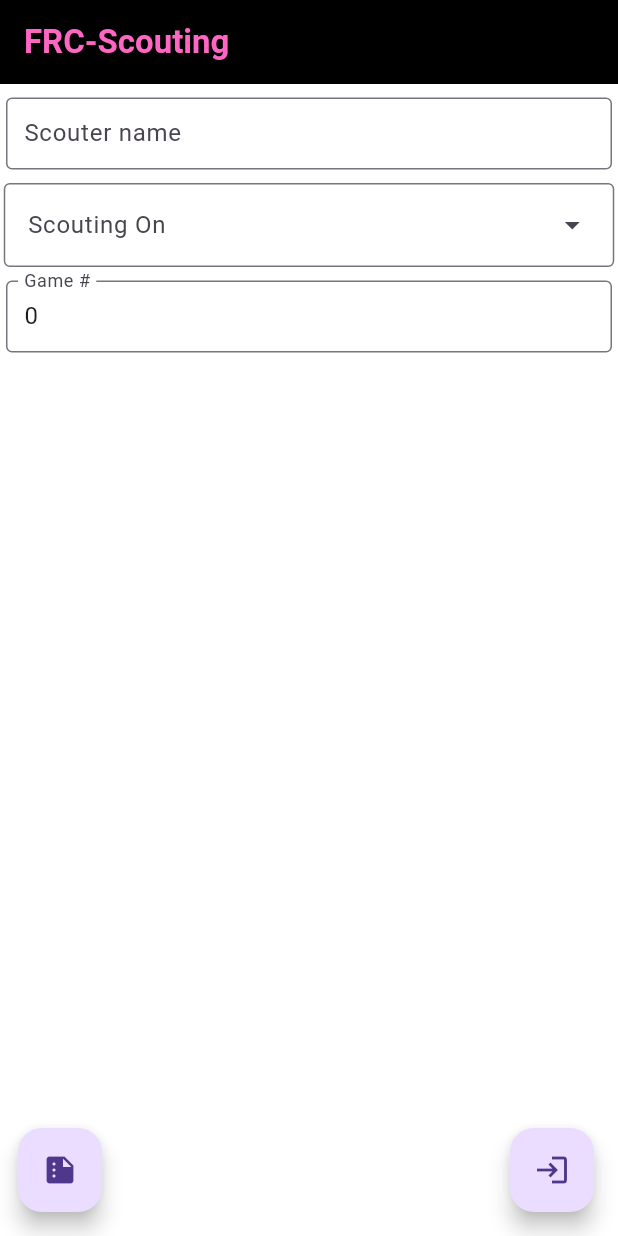
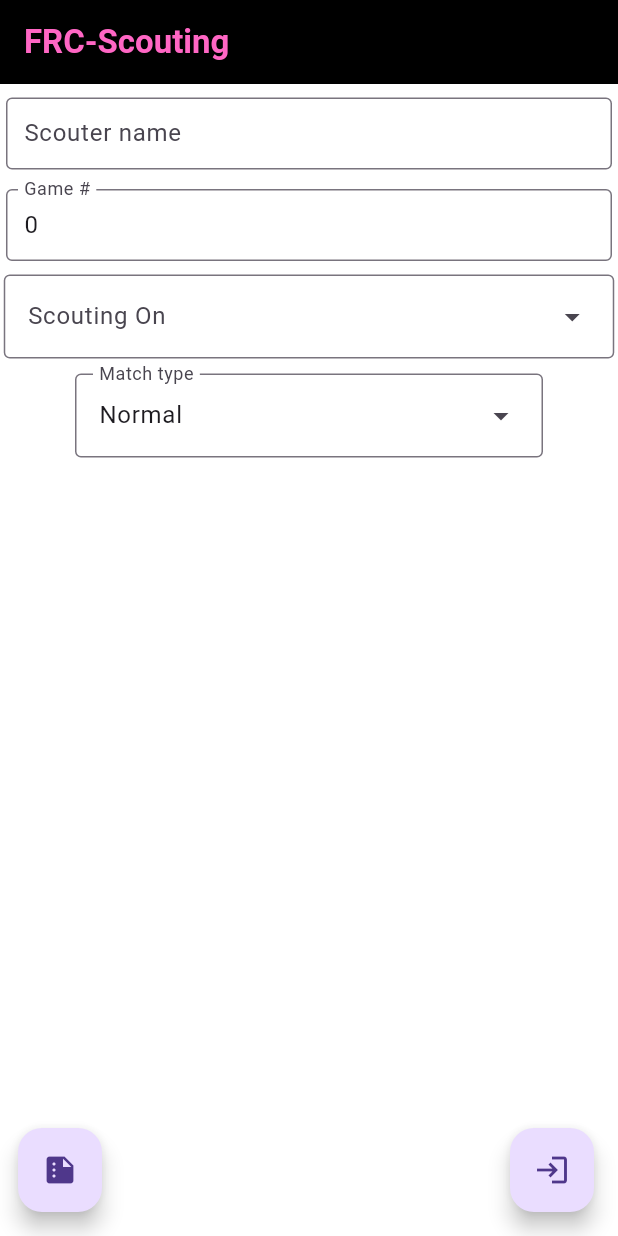
Before and after one commit to ionicbond-robotics/Scouting-Site-2024, a Flutter app: the screen it shows after launch, on a phone screen of 412 x 824 dp. Run offline on Flutter 3.47's test engine with Material 3 defaults, Android fonts, the light colour scheme and no system bars; our stand-ins replace cloud_firestore, connectivity_plus, firebase_core, fl_chart, shared_preferences; missing offline and left inert: dart:html; accounts and stored records are empty; statements that could not run were skipped.

Commit message:
modified graphs, added match type field, titlecase extension

```diff
--- a/lib/pages/home_page.dart
+++ b/lib/pages/home_page.dart
@@ -7,6 +7,7 @@ import 'package:scouting_site/pages/summation/scouting_entries_page.dart';
 import 'package:scouting_site/services/formatters/text_formatter_builder.dart';
 import 'package:scouting_site/services/localstorage.dart';
 import 'package:scouting_site/services/scouting/scouting.dart';
+import 'package:scouting_site/services/title_case.dart';
 import 'package:scouting_site/theme.dart';
 import 'package:scouting_site/widgets/dialog_widgets/dialog_text_input.dart';
 
@@ -119,6 +120,18 @@ class _HomePageState extends State<HomePage> {
               initialText: Scouting.data.scouter,
             ),
             const SizedBox(height: 5),
+            DialogTextInput(
+              onSubmit: (value) {
+                setState(() {
+                  previousGame = Scouting.data.game ?? 0;
+                  Scouting.data.game = int.tryParse(value);
+                });
+              },
+              label: "Game #",
+              textEditingController: _gameController,
+              formatter: TextFormatterBuilder.integerTextFormatter(),
+            ),
+            const SizedBox(height: 5),
             DropdownMenu<String>(
               label: const Text(
                 "Scouting On",
@@ -140,18 +153,21 @@ class _HomePageState extends State<HomePage> {
               dropdownMenuEntries: getTeamDropdownEntries(),
               width: MediaQuery.of(context).size.width - 5,
             ),
-            const SizedBox(height: 5),
-            DialogTextInput(
-              onSubmit: (value) {
-                setState(() {
-                  previousGame = Scouting.data.game ?? 0;
-                  Scouting.data.game = int.tryParse(value);
-                });
+            const SizedBox(height: 10),
+            DropdownMenu<MatchType>(
+              label: const Text("Match type"),
+              initialSelection: MatchType.normal,
+              dropdownMenuEntries: MatchType.values
+                  .map((type) => DropdownMenuEntry(
+                        value: type,
+                        label: type.name.toTitleCase(),
+                      ))
+                  .toList(),
+              onSelected: (matchType) {
+                Scouting.data.matchType = matchType ?? MatchType.normal;
               },
-              label: "Game #",
-              textEditingController: _gameController,
-              formatter: TextFormatterBuilder.integerTextFormatter(),
-            )
+              width: MediaQuery.of(context).size.width - 100,
+            ),
           ],
         ),
       ),
--- a/lib/pages/summation/averages_page.dart
+++ b/lib/pages/summation/averages_page.dart
@@ -38,8 +38,17 @@ class _AveragesPageState extends State<AveragesPage> {
       _formsData = widget.formsData!;
     }
 
+    _formsData = _formsData.map((match) {
+      if (match.matchType != MatchType.normal && (match.game ?? 0) < 200) {
+        int addition =
+            MatchType.rematch == (match.game ?? MatchType.normal) ? 200 : 300;
+        return match..game = (match.game ?? 0) + addition;
+      } else {
+        return match;
+      }
+    }).toList();
+
     _formsData = calculateAvgs(_formsData).values.toList();
-
     switch (_sortBy) {
       case "total_score":
         sortByTotalScore(_formsData);
@@ -343,7 +352,7 @@ class _AveragesPageState extends State<AveragesPage> {
       if (pageNames.contains(page.pageName)) {
         if (data.map((page_) => page_.pageName).contains(page.pageName)) {
           double score = page.score;
-          cells.add(DataCell(Text(score.toString())));
+          cells.add(DataCell(Text(getNumAsFixed(score))));
           totalScore += score;
         } else {
           cells.add(DataCell.empty);
@@ -351,7 +360,7 @@ class _AveragesPageState extends State<AveragesPage> {
       }
     }
 
-    cells.add(DataCell(Text(totalScore.toString())));
+    cells.add(DataCell(Text(getNumAsFixed(totalScore))));
 
     return cells;
   }
@@ -411,6 +420,7 @@ class _AveragesPageState extends State<AveragesPage> {
         scouter: "",
         score: avgTotal,
         scoutedTeam: team,
+        matchType: MatchType.normal,
       );
     }
 
--- a/lib/pages/summation/scouting_entries_page.dart
+++ b/lib/pages/summation/scouting_entries_page.dart
@@ -16,6 +16,7 @@ import 'package:scouting_site/services/scouting/form_page_data.dart';
 import 'package:scouting_site/services/scouting/helper_methods.dart';
 import 'package:scouting_site/services/scouting/question.dart';
 import 'package:scouting_site/services/scouting/scouting.dart';
+import 'package:scouting_site/services/title_case.dart';
 import 'package:scouting_site/theme.dart';
 import 'package:scouting_site/widgets/dialog_widgets/dialog_text_input.dart';
 
@@ -31,7 +32,7 @@ class _ScoutingEntriesPageState extends State<ScoutingEntriesPage> {
 
   Map<int, Map<String, List<FormData>>> gamesDataMap =
       {}; // Game |-> (Team |-> entries)
-  bool _showScouterField = false;
+  final bool _showScouterField = false;
 
   @override
   void initState() {
@@ -128,6 +129,13 @@ class _ScoutingEntriesPageState extends State<ScoutingEntriesPage> {
                               ),
                             ),
                           ),
+                        const DataColumn(
+                            label: Expanded(
+                                child: Row(
+                          children: [
+                            Text("Match Type"),
+                          ],
+                        ))),
                         DataColumn(
                           label: Expanded(
                             child: Row(
@@ -252,9 +260,24 @@ class _ScoutingEntriesPageState extends State<ScoutingEntriesPage> {
     }
 
     setState(() {
-      _formsData = data.map((scout) {
-        return FormData.fromJson(scout);
-      }).toList();
+      _formsData = data
+          .map((scout) {
+            return FormData.fromJson(scout);
+          })
+          .toList()
+          .map((match) {
+            if (match.matchType != MatchType.normal &&
+                (match.game ?? 0) < 200) {
+              int addition =
+                  MatchType.rematch == (match.game ?? MatchType.normal)
+                      ? 200
+                      : 300;
+              return match..game = (match.game ?? 0) + addition;
+            } else {
+              return match;
+            }
+          })
+          .toList();
 
       localStorage?.setString("scouting_data_cache", jsonEncode(data));
     });
@@ -265,6 +288,7 @@ class _ScoutingEntriesPageState extends State<ScoutingEntriesPage> {
     for (FormData form in _formsData) {
       rows.add(DataRow(cells: [
         if (_showScouterField) DataCell(Text(form.scouter ?? "")),
+        DataCell(Text((form.matchType.name).toTitleCase())),
         DataCell(Text(form.scoutedTeam ?? "")),
         DataCell(Text(form.game?.toString() ?? "0")),
         ...getPagesDataRows(pages: _formsData.first.pages, data: form.pages),
--- a/lib/services/scouting/form_data.dart
+++ b/lib/services/scouting/form_data.dart
@@ -1,17 +1,23 @@
+// Package imports:
+import 'package:collection/collection.dart';
+
 // Project imports:
 import 'package:scouting_site/services/scouting/form_page_data.dart';
+import 'package:scouting_site/services/scouting/scouting.dart';
 
 class FormData {
   List<FormPageData> pages = [];
   String? scouter;
   String? scoutedTeam;
   int? game;
+  MatchType matchType;
   final double score;
 
   FormData({
     required this.pages,
+    required this.scouter,
+    required this.matchType,
     this.scoutedTeam,
-    required this.scouter,
     this.game,
     this.score = 0,
   });
@@ -29,6 +35,9 @@ class FormData {
       scoutedTeam: json["scouted_on"],
       game: json["game"],
       score: json["score"],
+      matchType: MatchType.values.firstWhereOrNull(
+              (match) => match.name == json["match_type"] as String?) ??
+          MatchType.normal,
     );
   }
 
--- a/lib/services/scouting/helper_methods.dart
+++ b/lib/services/scouting/helper_methods.dart
@@ -132,3 +132,9 @@ String prettyJson(dynamic json) {
   var encoder = JsonEncoder.withIndent(spaces);
   return encoder.convert(json);
 }
+
+String getNumAsFixed(num number) {
+  if (number is int) return number.toString();
+
+  return number.toStringAsFixed(2);
+}
--- a/lib/services/scouting/scouting.dart
+++ b/lib/services/scouting/scouting.dart
@@ -86,7 +86,9 @@ class Scouting {
   static FormData data = FormData(
     pages: _pages,
     scouter: localStorage?.getString("scouter"),
+    matchType: MatchType.normal,
   );
+
   static bool hasInternet = true;
 
   static bool isOnLastPage() {
@@ -207,6 +209,7 @@ class Scouting {
     return {
       'pages': pagesJson,
       'scouter': data.scouter,
+      'match_type': data.matchType.name,
       'scouted_on': data.scoutedTeam,
       'game': data.game,
       'score': data.evaluate(),
@@ -267,3 +270,5 @@ class MatchesTeams {
     return MatchesTeams(blueAlliance, redAlliance);
   }
 }
+
+enum MatchType { normal, rematch, practice }
```
Also changed, not shown: lib/pages/summation/team_overview.dart (+9 -64 lines), lib/services/title_case.dart (added, +83 -0 lines), lib/widgets/avgs_graph.dart (added, +96 -0 lines), pubspec.lock.
